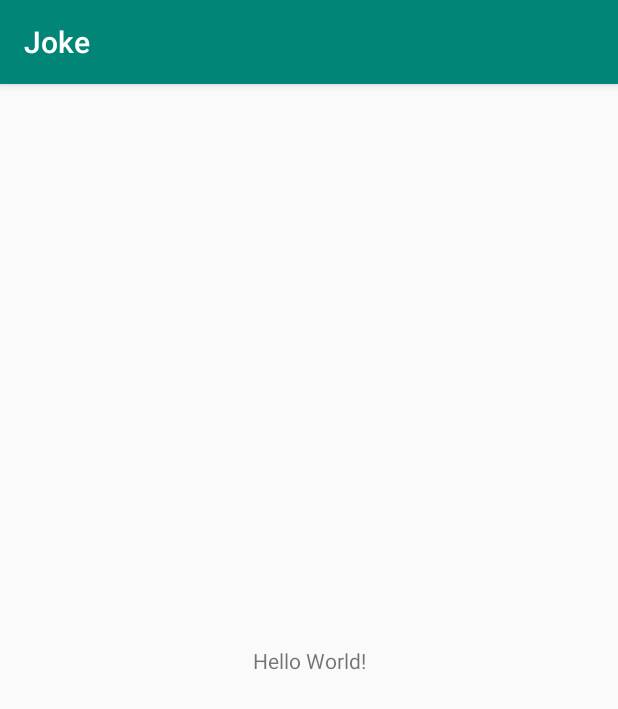
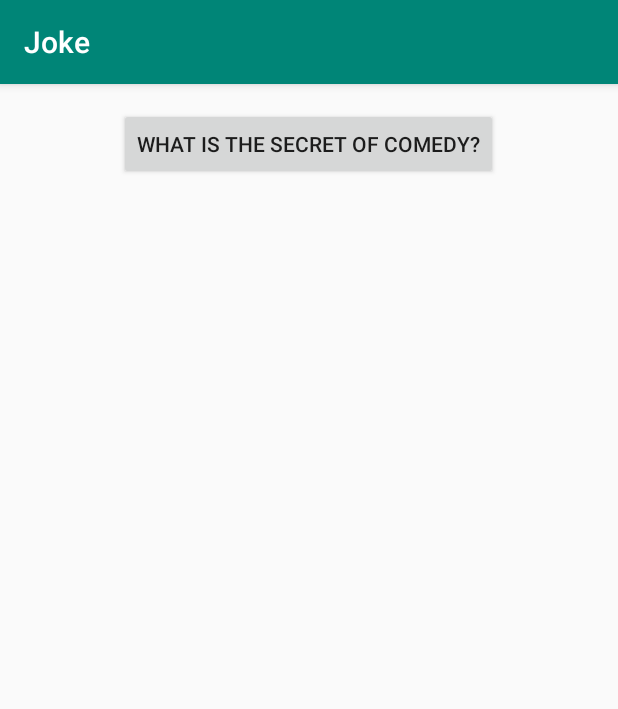
Before and after one commit to FutureAndroidDeveloper/Joke, an Android app: the screen it shows after launch (MainActivity), on a phone screen of 412 x 824 dp. Shown: the top 709 px of the screen. Run offline under Robolectric (Android 15) with nearby library versions, the phone set to English and light mode, and no system bars.

Commit message:
Add button to start service

```diff
--- a/app/src/main/java/com/example/kirill/joke/MainActivity.java
+++ b/app/src/main/java/com/example/kirill/joke/MainActivity.java
@@ -1,7 +1,9 @@
 package com.example.kirill.joke;
 
+import android.content.Intent;
 import android.support.v7.app.AppCompatActivity;
 import android.os.Bundle;
+import android.view.View;
 
 public class MainActivity extends AppCompatActivity {
 
@@ -10,4 +12,10 @@ public class MainActivity extends AppCompatActivity {
         super.onCreate(savedInstanceState);
         setContentView(R.layout.activity_main);
     }
+
+    public void onClick(View view) {
+        Intent intent = new Intent(this, DelayedMessageService.class);
+        intent.putExtra(DelayedMessageService.EXTRA_MESSAGE, getResources().getString(R.string.response));
+        startService(intent)
+    }
 }
--- a/app/src/main/res/layout/activity_main.xml
+++ b/app/src/main/res/layout/activity_main.xml
@@ -1,18 +1,19 @@
 <?xml version="1.0" encoding="utf-8"?>
-<android.support.constraint.ConstraintLayout xmlns:android="http://schemas.android.com/apk/res/android"
-    xmlns:app="http://schemas.android.com/apk/res-auto"
+<LinearLayout
+    xmlns:android="http://schemas.android.com/apk/res/android"
     xmlns:tools="http://schemas.android.com/tools"
     android:layout_width="match_parent"
     android:layout_height="match_parent"
+    android:orientation="vertical"
+    android:padding="16dp"
     tools:context=".MainActivity">
 
-    <TextView
+    <Button
+        android:id="@+id/button"
         android:layout_width="wrap_content"
         android:layout_height="wrap_content"
-        android:text="Hello World!"
-        app:layout_constraintBottom_toBottomOf="parent"
-        app:layout_constraintLeft_toLeftOf="parent"
-        app:layout_constraintRight_toRightOf="parent"
-        app:layout_constraintTop_toTopOf="parent" />
+        android:layout_gravity="center"
+        android:text="@string/question"
+        android:onClick="onClick"/>
 
-</android.support.constraint.ConstraintLayout>
+</LinearLayout>
--- a/app/src/main/res/values/strings.xml
+++ b/app/src/main/res/values/strings.xml
@@ -1,3 +1,5 @@
 <resources>
     <string name="app_name">Joke</string>
+    <string name="question">What is the secret of comedy?</string>
+    <string name="response">Timing!</string>
 </resources>
```
